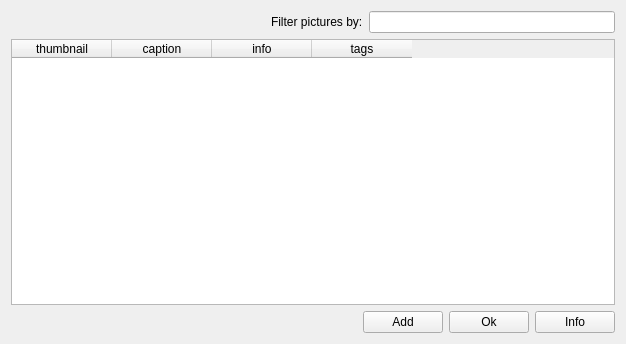
Qt form client/uiforms/picture_select.ui (Wolframe/configurator) before a commit.
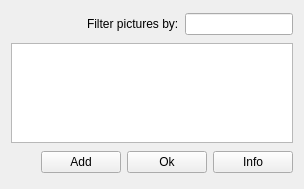
The same form after that commit. Icons and pictures are not drawn.

What changed in the file:
```diff
--- a/client/uiforms/picture_select.ui
+++ b/client/uiforms/picture_select.ui
@@ -6,127 +6,14 @@
    <rect>
     <x>0</x>
     <y>0</y>
-    <width>626</width>
-    <height>344</height>
+    <width>304</width>
+    <height>189</height>
    </rect>
   </property>
   <property name="windowTitle">
    <string>Pictures</string>
   </property>
   <layout class="QGridLayout" name="gridLayout">
-   <item row="4" column="0">
-    <layout class="QHBoxLayout" name="horizontalLayout">
-     <item>
-      <spacer name="horizontalSpacer">
-       <property name="orientation">
-        <enum>Qt::Horizontal</enum>
-       </property>
-       <property name="sizeHint" stdset="0">
-        <size>
-         <width>40</width>
-         <height>20</height>
-        </size>
-       </property>
-      </spacer>
-     </item>
-     <item>
-      <widget class="QPushButton" name="select">
-       <property name="enabled">
-        <bool>true</bool>
-       </property>
-       <property name="text">
-        <string>Add</string>
-       </property>
-       <property name="datasignal:clicked" stdset="0">
-        <string>select_picture</string>
-       </property>
-      </widget>
-     </item>
-     <item>
-      <widget class="QPushButton" name="cancel">
-       <property name="enabled">
-        <bool>true</bool>
-       </property>
-       <property name="text">
-        <string>Ok</string>
-       </property>
-       <property name="form" stdset="0">
-        <string notr="true">_CLOSE_</string>
-       </property>
-      </widget>
-     </item>
-     <item>
-      <widget class="QPushButton" name="info">
-       <property name="text">
-        <string>Info</string>
-       </property>
-       <property name="form" stdset="0">
-        <string notr="true">picture_info?id={picture.selected}</string>
-       </property>
-      </widget>
-     </item>
-    </layout>
-   </item>
-   <item row="3" column="0">
-    <widget class="QTableWidget" name="picture">
-     <property name="horizontalScrollBarPolicy">
-      <enum>Qt::ScrollBarAsNeeded</enum>
-     </property>
-     <property name="alternatingRowColors">
-      <bool>true</bool>
-     </property>
-     <property name="selectionMode">
-      <enum>QAbstractItemView::SingleSelection</enum>
-     </property>
-     <property name="selectionBehavior">
-      <enum>QAbstractItemView::SelectRows</enum>
-     </property>
-     <property name="showGrid">
-      <bool>true</bool>
-     </property>
-     <property name="gridStyle">
-      <enum>Qt::DotLine</enum>
-     </property>
-     <property name="sortingEnabled">
-      <bool>true</bool>
-     </property>
-     <property name="action" stdset="0">
-      <string notr="true">PictureListRequest picture {search{{main.search}}}</string>
-     </property>
-     <property name="answer" stdset="0">
-      <string notr="true">PictureList list {picture[] {id={row.id}; caption{{row.caption}}; info{{row.info}}; thumbnail{{row.thumbnail.pixmap}}; tags{{?}}}}</string>
-     </property>
-     <property name="dataslot" stdset="0">
-      <string notr="true">picture</string>
-     </property>
-     <attribute name="horizontalHeaderShowSortIndicator" stdset="0">
-      <bool>true</bool>
-     </attribute>
-     <attribute name="verticalHeaderStretchLastSection">
-      <bool>false</bool>
-     </attribute>
-     <column>
-      <property name="text">
-       <string>thumbnail</string>
-      </property>
-     </column>
-     <column>
-      <property name="text">
-       <string>caption</string>
-      </property>
-     </column>
-     <column>
-      <property name="text">
-       <string>info</string>
-      </property>
-     </column>
-     <column>
-      <property name="text">
-       <string>tags</string>
-      </property>
-     </column>
-    </widget>
-   </item>
    <item row="0" column="0">
     <layout class="QHBoxLayout" name="horizontalLayout_2">
      <item>
@@ -171,6 +58,105 @@
      </item>
     </layout>
    </item>
+   <item row="1" column="0">
+    <widget class="QListWidget" name="picture">
+     <property name="maximumSize">
+      <size>
+       <width>16777215</width>
+       <height>100</height>
+      </size>
+     </property>
+     <property name="lineWidth">
+      <number>1</number>
+     </property>
+     <property name="verticalScrollBarPolicy">
+      <enum>Qt::ScrollBarAlwaysOff</enum>
+     </property>
+     <property name="selectionMode">
+      <enum>QAbstractItemView::MultiSelection</enum>
+     </property>
+     <property name="iconSize">
+      <size>
+       <width>100</width>
+       <height>100</height>
+      </size>
+     </property>
+     <property name="movement">
+      <enum>QListView::Static</enum>
+     </property>
+     <property name="isWrapping" stdset="0">
+      <bool>false</bool>
+     </property>
+     <property name="viewMode">
+      <enum>QListView::IconMode</enum>
+     </property>
+     <property name="selectionRectVisible">
+      <bool>false</bool>
+     </property>
+     <property name="action" stdset="0">
+      <string>PictureListRequest picture {search{{main.search}}}</string>
+     </property>
+     <property name="answer" stdset="0">
+      <string>PictureList list {picture[] {id={item.id}; caption{{?}}; thumbnail{{item.icon}}; info {{?}};  tags{{?}}}}</string>
+     </property>
+     <property name="dataslot" stdset="0">
+      <string>picture</string>
+     </property>
+    </widget>
+   </item>
+   <item row="2" column="0">
+    <layout class="QHBoxLayout" name="horizontalLayout">
+     <item>
+      <spacer name="horizontalSpacer">
+       <property name="orientation">
+        <enum>Qt::Horizontal</enum>
+       </property>
+       <property name="sizeHint" stdset="0">
+        <size>
+         <width>40</width>
+         <height>20</height>
+        </size>
+       </property>
+      </spacer>
+     </item>
+     <item>
+      <widget class="QPushButton" name="select">
+       <property name="enabled">
+        <bool>true</bool>
+       </property>
+       <property name="text">
+        <string>Add</string>
+       </property>
+       <property name="datasignal:clicked" stdset="0">
+        <string>select_picture</string>
+       </property>
+      </widget>
+     </item>
+     <item>
+      <widget class="QPushButton" name="cancel">
+       <property name="enabled">
+        <bool>true</bool>
+       </property>
+       <property name="text">
+        <string>Ok</string>
+       </property>
+       <property name="form" stdset="0">
+        <string notr="true">_CLOSE_</string>
+       </property>
+      </widget>
+     </item>
+     <item>
+      <widget class="QPushButton" name="info">
+       <property name="text">
+        <string>Info</string>
+       </property>
+       <property name="form" stdset="0">
+        <string notr="true">picture_info?id={picture.selected}</string>
+       </property>
+      </widget>
+     </item>
+    </layout>
+   </item>
   </layout>
  </widget>
  <tabstops>
```
Left out of the diff: 20 changed lines with no effect on the pictures.
